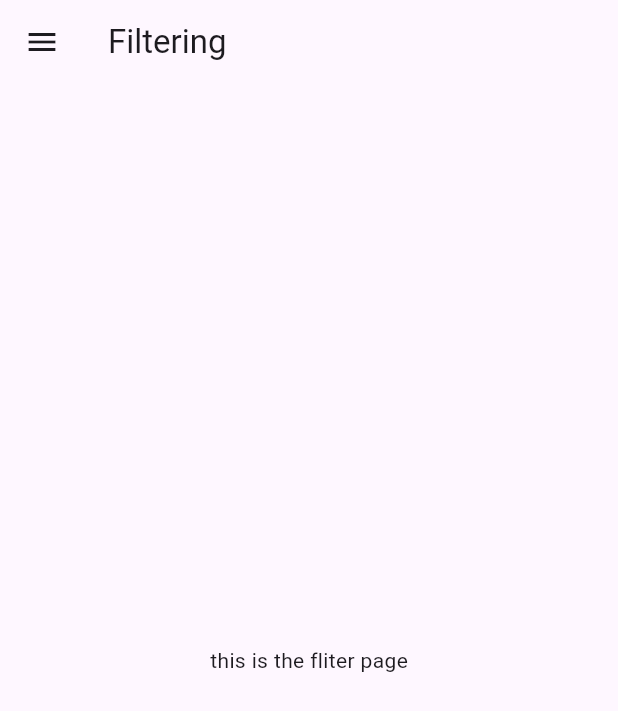
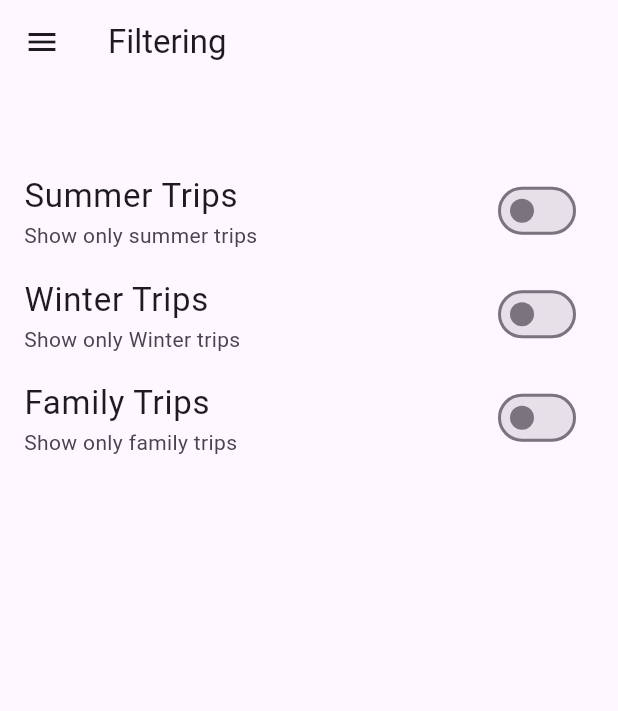
Before and after one commit to Ghaithmuhabni/Travel-App-Design, a Flutter app: the FilterScreen screen opened by its route, on a phone screen of 412 x 824 dp. Shown: the top 711 px of the screen. Run offline on Flutter 3.47's test engine with Material 3 defaults, Android fonts, the phone set to English and light mode, and no system bars; network calls fail.

Commit message:
create a filter page

```diff
--- a/lib/Screens/filters_screen.dart
+++ b/lib/Screens/filters_screen.dart
@@ -1,19 +1,70 @@
 import 'package:flutter/material.dart';
 import '../Widgets/app_drawer.dart';
 
-class FilterScreen extends StatelessWidget {
-  const FilterScreen({super.key});
-
+class FilterScreen extends StatefulWidget {
   static const screenRoute = '/filtering';
 
+  @override
+  State<FilterScreen> createState() => _FilterScreenState();
+}
+
+class _FilterScreenState extends State<FilterScreen> {
+  var _isInSummer = false;
+  var _isInWinter = false;
+  var _isForFamily = false;
   @override
   Widget build(BuildContext context) {
     return Scaffold(
       appBar: AppBar(
         title: Text("Filtering"),
       ),
-      body: Center(
-        child: Text("this is the fliter page"),
+      body: Column(
+        children: [
+          SizedBox(
+            height: 50,
+          ),
+          Expanded(
+              child: ListView(
+            children: [
+              SwitchListTile(
+                  title: Text(
+                    "Summer Trips",
+                    style: TextStyle(fontSize: 22),
+                  ),
+                  subtitle: Text("Show only summer trips"),
+                  value: _isInSummer,
+                  onChanged: (newValue) {
+                    setState(() {
+                      _isInSummer = newValue;
+                    });
+                  }),
+              SwitchListTile(
+                  title: Text(
+                    "Winter Trips",
+                    style: TextStyle(fontSize: 22),
+                  ),
+                  subtitle: Text("Show only Winter trips"),
+                  value: _isInWinter,
+                  onChanged: (newValue1) {
+                    setState(() {
+                      _isInWinter = newValue1;
+                    });
+                  }),
+              SwitchListTile(
+                  title: Text(
+                    "Family Trips",
+                    style: TextStyle(fontSize: 22),
+                  ),
+                  subtitle: Text("Show only family trips"),
+                  value: _isForFamily,
+                  onChanged: (newValue2) {
+                    setState(() {
+                      _isForFamily = newValue2;
+                    });
+                  }),
+            ],
+          ))
+        ],
       ),
       drawer: AppDrawer(),
     );
```
